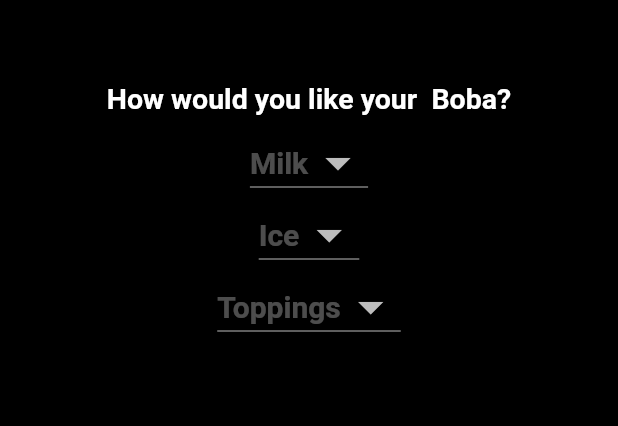
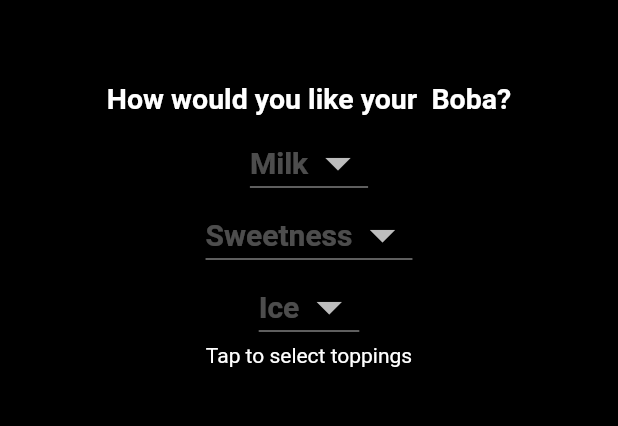
Before and after one commit to carlandrian/BobaMe, a Flutter app: the ProductAddScreen screen opened directly with empty values, on a phone screen of 412 x 824 dp, the part 56-482 px from its top. Run offline on Flutter 3.47's test engine with Material 2 defaults, Android fonts, the phone set to English and light mode, and no system bars; our stand-ins replace cloud_firestore, firebase_auth, firebase_storage, font_awesome_flutter; accounts and stored records are empty.

Commit message:
Added Sweetness level in drop down, toppings WIP

```diff
--- a/lib/ui/product_add_screen.dart
+++ b/lib/ui/product_add_screen.dart
@@ -1,7 +1,9 @@
 import 'package:boba_me/model/boba_product.dart';
 import 'package:cloud_firestore/cloud_firestore.dart';
 import 'package:firebase_auth/firebase_auth.dart';
+import 'package:flutter/cupertino.dart';
 import 'package:flutter/material.dart';
+import 'package:flutter/rendering.dart';
 import 'custom_widgets/custom_widgets.dart';
 
 var _dropDownValue = 'Milk';
@@ -22,8 +24,10 @@ class _ProductAddScreenState extends State<ProductAddScreen> {
   FirebaseAuth _auth = FirebaseAuth.instance;
   var iceLevelDb = Firestore.instance.collection('IceLevel').snapshots();
   var milkTypeDb = Firestore.instance.collection('MilkType').snapshots();
+  var sweetnessDb = Firestore.instance.collection('SweetnessLevel').snapshots();
   var toppingsDb = Firestore.instance.collection('Toppings').snapshots();
   String _milkType;
+  String _sweetness;
   String _iceLevel;
   String _topping;
 
@@ -101,6 +105,52 @@ class _ProductAddScreenState extends State<ProductAddScreen> {
                   }
                 ),
 
+              // Sweetness drop-down
+              StreamBuilder<QuerySnapshot>(
+                  stream: sweetnessDb,
+                  builder: (BuildContext context, AsyncSnapshot<QuerySnapshot> snapshot) {
+                    if(!snapshot.hasData) return Text("Loading...");
+                    return new DropdownButton<String>(
+                      iconSize: 40,
+                      iconEnabledColor: Colors.pinkAccent,
+                      focusColor: Colors.white,
+//                        selectedItemBuilder: (context) {
+//                          return snapshot.data.documents.map((map) => Text(map['name'].toString())).toList();
+//                        },
+                      style: TextStyle(
+                        fontSize: 20,
+                        fontWeight: FontWeight.bold,
+                        color: Colors.white,
+                      ),
+                      value: _sweetness,
+                      items: snapshot.data.documents.map((map) {
+                        return DropdownMenuItem<String>(
+                          value: map['name'].toString(),
+                          child: Text(
+                            map['name'].toString(),
+                            style: TextStyle(
+                              color: Colors.white,
+                            ),
+                          ),
+                        );
+                      }).toList(),
+                      hint: Text(
+                        "Sweetness",
+                        style: TextStyle(
+                          fontSize: 20,
+                          fontWeight: FontWeight.bold,
+                          color: Colors.white30,
+                        ),
+                      ),
+                      onChanged: (value) {
+                        setState(() {
+                          _sweetness = value;
+                        });
+                      },
+                    );
+                  }
+              ),
+
               // Ice Level drop-down
               StreamBuilder<QuerySnapshot>(
                     stream: iceLevelDb,
@@ -146,73 +196,19 @@ class _ProductAddScreenState extends State<ProductAddScreen> {
                     }
                 ),
 
-              // Toppings drop-down
-              StreamBuilder<QuerySnapshot>(
-                    stream: toppingsDb,
-                    builder: (BuildContext context, AsyncSnapshot<QuerySnapshot> snapshot) {
-                      if(!snapshot.hasData) return Text("Loading...");
-                      return new DropdownButton<String>(
-                        iconSize: 40,
-                        iconEnabledColor: Colors.pinkAccent,
-                        focusColor: Colors.white,
-//                        selectedItemBuilder: (context) {
-//                          return snapshot.data.documents.map((map) => Text(map['name'].toString())).toList();
-//                        },
-                        style: TextStyle(
-                          fontSize: 20,
-                          fontWeight: FontWeight.bold,
-                          color: Colors.white,
-                        ),
-                        value: _topping,
-                        items: snapshot.data.documents.map((map) {
-                          return DropdownMenuItem<String>(
-                            value: map['name'].toString(),
-                            child: Text(
-                              map['name'].toString(),
-                              style: TextStyle(
-                                color: Colors.white,
-                              ),
-                            ),
-                          );
-                        }).toList(),
-                        hint: Text(
-                          "Toppings",
-                          style: TextStyle(
-                            fontSize: 20,
-                            fontWeight: FontWeight.bold,
-                            color: Colors.white30,
-                          ),
-                        ),
-                        onChanged: (value) {
-                          setState(() {
-                            _topping = value;
-                          });
-                        },
-                      );
-                    }
-                ),
-//          DropdownButton(
-//
-//            style: TextStyle(
-//              color: Colors.white,
-//              fontSize: 24,
-//              fontWeight: FontWeight.bold,
-//            ),
-//            icon: Icon(
-//                Icons.text_rotation_angledown
-//            ),
-//            value: _dropDownValue,
-//            items: ['Milk', 'Soya', 'Fresh'].map((e) => DropdownMenuItem(
-//              child: Text(e),
-//              value: e,
-//            )).toList(),
-//            onChanged: (value) {
-//              print(value);
-//              setState(() {
-//                _dropDownValue = value;
-//              });
-//            },
-//          ),
+            Text(
+              "Tap to select toppings",
+              style: TextStyle(
+                color: Colors.white,
+              ),
+            ),
+            // Toppings radio buttons here
+            Row(
+              children: <Widget>[
+//                CustomRadioItem(),
+//                CustomRadioItem(),
+              ],
+            )
             ],
           ),
         ),
@@ -220,3 +216,40 @@ class _ProductAddScreenState extends State<ProductAddScreen> {
     );
   }
 }
+
+//class CustomRadioItem extends StatelessWidget {
+//  @override
+//  Widget build(BuildContext context) {
+//    return Center(
+//      child: Container(
+//        child: Stack(
+//          alignment: AlignmentDirectional.center,
+//          fit: StackFit.expand,
+//          children: <Widget>[
+//            Container(
+//              height: 50,
+//              width: 50,
+//              child: Center(
+//                child: Text(
+//                  "Larg\nTapioca",
+//                  style: TextStyle(
+//                    color: Colors.pinkAccent,
+//                  ),
+//                ),
+//              ),
+//              decoration: BoxDecoration(
+//              borderRadius: BorderRadius.circular(50),
+//                color: Colors.pinkAccent,
+//                border: Border.all(
+//                  color: Colors.pinkAccent,
+//                  width: 2,
+//                  style: BorderStyle.solid,
+//                )
+//              ),
+//            )
+//          ],
+//        ),
+//      ),
+//    );
+//  }
+//}
```
